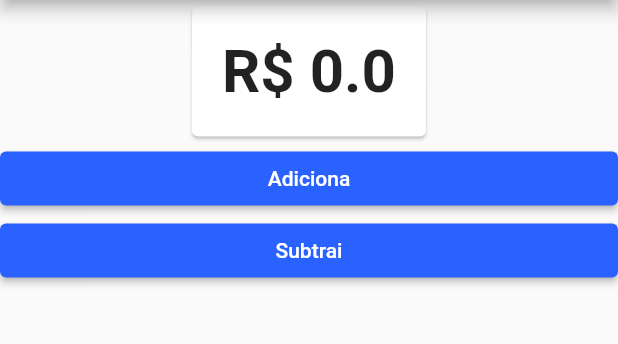
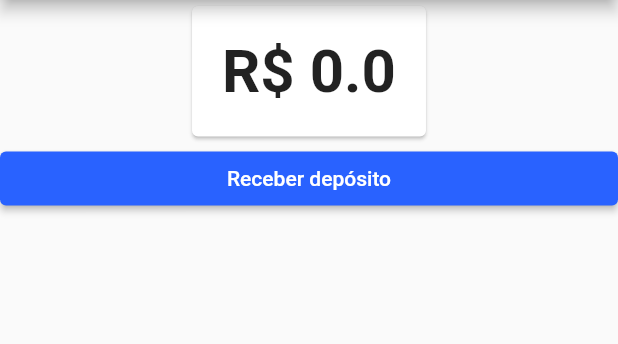
Before and after one commit to wallaceneto/Bytebank, a Flutter app: the screen it shows after launch, on a phone screen of 412 x 824 dp, the part 84-428 px from its top. Run offline on Flutter 3.47's test engine with Material 2 defaults, Android fonts, the phone set to English and light mode, and no system bars.

Commit message:
Adicionando tela de deposito

```diff
--- a/lib/screens/dashboard/dasboard.dart
+++ b/lib/screens/dashboard/dasboard.dart
@@ -1,9 +1,10 @@
 import 'package:bytebank2/models/saldo.dart';
 import 'package:bytebank2/screens/dashboard/saldo.dart';
+import 'package:bytebank2/screens/deposito/formulario.dart';
 import 'package:flutter/material.dart';
 import 'package:provider/provider.dart';
 
-final String _dashboardTitle = 'Bytebank';
+const String _dashboardTitle = 'Bytebank';
 
 class Dashboard extends StatelessWidget {
   @override
@@ -18,24 +19,12 @@ class Dashboard extends StatelessWidget {
             alignment: Alignment.topCenter,
             child: SaldoCard(),
           ),
-          Consumer<Saldo>(
-            builder: (context, saldo, child) {
-              return RaisedButton(
-                child: Text('Adiciona'),
-                onPressed: () {
-                  saldo.adiciona(10);
-                },
-              );
-            },
-          ),
-          Consumer<Saldo>(
-            builder: (context, saldo, child) {
-              return RaisedButton(
-                child: Text('Subtrai'),
-                onPressed: () {
-                  saldo.subtrai(10);
-                },
-              );
+          RaisedButton(
+            child: Text('Receber depósito'),
+            onPressed: () {
+              Navigator.push(context, MaterialPageRoute(builder: (context) {
+                return FormularioDeposito();
+              }));
             },
           ),
         ],
```
Also changed, not shown: lib/screens/deposito/formulario.dart (added, +59 -0 lines).
